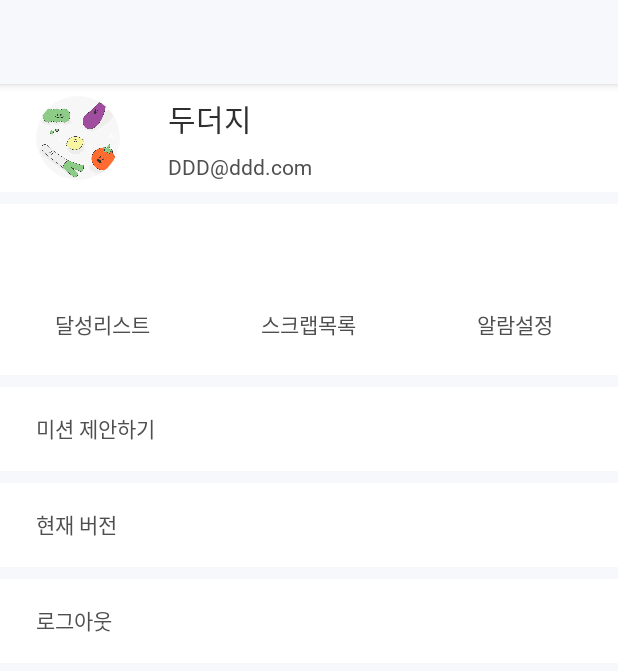
After one commit to desingdeveloperdayday/PickedUpMole_ForEarthForUs, an Android app: the fragment MyPageFragment shown on its own in the app's theme, on a phone screen of 412 x 824 dp. The commit adds this screen. Shown: the top 671 px of the screen. Run offline under Robolectric (Android 15) with nearby library versions, the phone set to English and light mode, and no system bars; our stand-ins replace CircleImageView.

```diff
--- a/android/ForEarthForUs/app/build.gradle
+++ b/android/ForEarthForUs/app/build.gradle
@@ -45,4 +45,7 @@ dependencies {
     // lifecycle
     implementation "androidx.lifecycle:lifecycle-extensions:2.1.0-alpha04"
 
+    // circle imageView
+    implementation 'de.hdodenhof:circleimageview:3.0.0'
+
 }
--- a/android/ForEarthForUs/app/src/main/java/app/woovictory/forearthforus/view/mission/MissionFragment.kt
+++ b/android/ForEarthForUs/app/src/main/java/app/woovictory/forearthforus/view/mission/MissionFragment.kt
@@ -14,8 +14,14 @@ class MissionFragment : Fragment() {
 
 
     companion object {
-        fun newInstance(): MissionFragment {
-            return MissionFragment()
+        private val ARGUMENT = "MissionFragment"
+        private var fragment: MissionFragment? = null
+
+        fun newInstance(): MissionFragment? {
+            if (fragment == null) {
+                fragment = MissionFragment.newInstance()
+            }
+            return fragment
         }
     }
 
--- /dev/null
+++ b/android/ForEarthForUs/app/src/main/java/app/woovictory/forearthforus/view/mypage/MyPageFragment.kt
@@ -0,0 +1,27 @@
+package app.woovictory.forearthforus.view.mypage
+
+import android.os.Bundle
+import android.view.LayoutInflater
+import android.view.View
+import android.view.ViewGroup
+import androidx.fragment.app.Fragment
+import app.woovictory.forearthforus.R
+
+/**
+ * Created by VictoryWoo
+ */
+class MyPageFragment : Fragment() {
+
+    companion object {
+
+    }
+
+    override fun onCreateView(inflater: LayoutInflater, container: ViewGroup?, savedInstanceState: Bundle?): View? {
+        return inflater.inflate(R.layout.fragment_mypage, container, false)
+    }
+
+    override fun onActivityCreated(savedInstanceState: Bundle?) {
+        super.onActivityCreated(savedInstanceState)
+
+    }
+}
--- /dev/null
+++ b/android/ForEarthForUs/app/src/main/res/layout/fragment_mypage.xml
@@ -0,0 +1,218 @@
+<?xml version="1.0" encoding="utf-8"?>
+<androidx.constraintlayout.widget.ConstraintLayout
+        xmlns:android="http://schemas.android.com/apk/res/android" xmlns:app="http://schemas.android.com/apk/res-auto"
+        android:orientation="vertical"
+        android:layout_width="match_parent"
+        android:layout_height="match_parent"
+        android:background="@color/fefu_background">
+
+
+    <com.google.android.material.appbar.AppBarLayout
+            android:id="@+id/mypageAppbar"
+            android:layout_width="match_parent"
+            android:layout_height="wrap_content"
+            app:layout_constraintStart_toStartOf="parent"
+            app:layout_constraintEnd_toEndOf="parent"
+            app:layout_constraintTop_toTopOf="parent">
+
+        <androidx.appcompat.widget.Toolbar
+                android:layout_width="match_parent"
+                android:layout_height="?attr/actionBarSize"
+                android:background="@color/fefu_background"/>
+
+
+    </com.google.android.material.appbar.AppBarLayout>
+
+    <androidx.constraintlayout.widget.ConstraintLayout
+            android:id="@+id/mypageProfileLayout"
+            android:layout_width="match_parent"
+            android:layout_height="72dp"
+            android:background="@color/fefu_white"
+            app:layout_constraintStart_toStartOf="parent"
+            app:layout_constraintEnd_toEndOf="parent"
+            app:layout_constraintTop_toBottomOf="@id/mypageAppbar">
+
+        <de.hdodenhof.circleimageview.CircleImageView
+                android:id="@+id/mypageUserImage"
+                android:layout_width="56dp"
+                android:layout_height="@dimen/margin_56dp"
+                android:layout_marginStart="@dimen/margin_24dp"
+                android:src="@drawable/fufe_illust_jh_04"
+                app:layout_constraintTop_toTopOf="parent"
+                app:layout_constraintBottom_toBottomOf="parent"
+                app:layout_constraintStart_toStartOf="parent"
+        />
+
+        <TextView
+
+                style="@style/SubTitleHeaderStyle"
+                android:layout_width="wrap_content"
+                android:layout_height="wrap_content"
+                android:text="두더지"
+                android:layout_marginStart="@dimen/margin_32dp"
+                android:layout_marginTop="8dp"
+                app:layout_constraintStart_toEndOf="@id/mypageUserImage"
+                app:layout_constraintTop_toTopOf="parent"
+        />
+
+        <TextView
+                style="@style/ContentsBodyStyle"
+                android:layout_width="wrap_content"
+                android:layout_height="wrap_content"
+                android:text="DDD@ddd.com"
+                android:layout_marginBottom="8dp"
+                android:layout_marginStart="@dimen/margin_32dp"
+                app:layout_constraintStart_toEndOf="@id/mypageUserImage"
+                app:layout_constraintBottom_toBottomOf="parent"
+        />
+
+
+    </androidx.constraintlayout.widget.ConstraintLayout>
+
+    <LinearLayout
+            android:id="@+id/mypageCategoryLayout"
+            android:background="@color/fefu_white"
+            app:layout_constraintStart_toStartOf="parent"
+            app:layout_constraintEnd_toEndOf="parent"
+            app:layout_constraintTop_toBottomOf="@id/mypageProfileLayout"
+            android:layout_marginTop="@dimen/margin_8dp"
+            android:layout_width="match_parent"
+            android:layout_height="114dp"
+            android:orientation="horizontal">
+
+
+        <RelativeLayout
+                android:layout_width="0dp"
+                android:layout_weight="1"
+                android:layout_height="match_parent">
+
+            <de.hdodenhof.circleimageview.CircleImageView
+                    android:id="@+id/mypageAchieveList"
+                    android:layout_width="38dp"
+                    android:layout_height="38dp"
+                    android:layout_centerHorizontal="true"
+                    android:layout_marginTop="@dimen/margin_24dp"/>
+
+            <TextView
+                    style="@style/ContentsBodyCenterStyle"
+                    android:layout_width="wrap_content"
+                    android:layout_height="wrap_content"
+                    android:text="@string/text_my_page_achieve_list"
+                    android:layout_centerHorizontal="true"
+                    android:layout_below="@id/mypageAchieveList"
+                    android:layout_marginTop="@dimen/margin_8dp"
+            />
+
+        </RelativeLayout>
+        <RelativeLayout
+                android:layout_width="0dp"
+                android:layout_weight="1"
+                android:layout_height="match_parent">
+
+            <de.hdodenhof.circleimageview.CircleImageView
+                    android:id="@+id/mypageScrapList"
+                    android:layout_width="38dp"
+                    android:layout_height="38dp"
+                    android:layout_centerHorizontal="true"
+                    android:layout_marginTop="@dimen/margin_24dp"/>
+
+            <TextView
+                    style="@style/ContentsBodyCenterStyle"
+                    android:layout_width="wrap_content"
+                    android:layout_height="wrap_content"
+                    android:text="@string/text_my_page_scrap_list"
+                    android:layout_centerHorizontal="true"
+                    android:layout_below="@id/mypageScrapList"
+                    android:layout_marginTop="@dimen/margin_8dp"
+            />
+
+        </RelativeLayout>
+        <RelativeLayout
+                android:layout_width="0dp"
+                android:layout_weight="1"
+                android:layout_height="match_parent">
+
+            <de.hdodenhof.circleimageview.CircleImageView
+                    android:id="@+id/mypageAlarm"
+                    android:layout_width="38dp"
+                    android:layout_height="38dp"
+                    android:layout_centerHorizontal="true"
+                    android:layout_marginTop="@dimen/margin_24dp"/>
+
+            <TextView
+                    style="@style/ContentsBodyCenterStyle"
+                    android:layout_width="wrap_content"
+                    android:layout_height="wrap_content"
+                    android:text="@string/text_my_page_alarm"
+                    android:layout_centerHorizontal="true"
+                    android:layout_below="@id/mypageAlarm"
+                    android:layout_marginTop="@dimen/margin_8dp"/>
+
+        </RelativeLayout>
+
+    </LinearLayout>
+
+    <RelativeLayout
+            android:id="@+id/myPageMissionSuggest"
+            android:layout_width="match_parent"
+            android:layout_height="56dp"
+            android:background="@color/fefu_white"
+            android:layout_marginTop="@dimen/margin_8dp"
+            app:layout_constraintStart_toStartOf="parent"
+            app:layout_constraintEnd_toEndOf="parent"
+            app:layout_constraintTop_toBottomOf="@id/mypageCategoryLayout">
+
+        <TextView
+                style="@style/ContentsBodyStyle"
+                android:layout_width="wrap_content"
+                android:layout_height="wrap_content"
+                android:text="@string/text_my_page_mission_suggest"
+                android:layout_centerVertical="true"
+                android:layout_marginStart="@dimen/margin_24dp"
+        />
+
+    </RelativeLayout>
+
+    <RelativeLayout
+            android:id="@+id/myPageCurrentVersion"
+            android:layout_width="match_parent"
+            android:layout_height="56dp"
+            android:background="@color/fefu_white"
+            android:layout_marginTop="@dimen/margin_8dp"
+            app:layout_constraintStart_toStartOf="parent"
+            app:layout_constraintEnd_toEndOf="parent"
+            app:layout_constraintTop_toBottomOf="@id/myPageMissionSuggest">
+
+        <TextView
+                style="@style/ContentsBodyStyle"
+                android:layout_width="wrap_content"
+                android:layout_height="wrap_content"
+                android:text="@string/text_my_page_current_version"
+                android:layout_centerVertical="true"
+                android:layout_marginStart="@dimen/margin_24dp"
+        />
+
+    </RelativeLayout>
+
+    <RelativeLayout
+            android:id="@+id/myPageLogOut"
+            android:layout_width="match_parent"
+            android:layout_height="56dp"
+            android:background="@color/fefu_white"
+            android:layout_marginTop="@dimen/margin_8dp"
+            app:layout_constraintStart_toStartOf="parent"
+            app:layout_constraintEnd_toEndOf="parent"
+            app:layout_constraintTop_toBottomOf="@id/myPageCurrentVersion">
+
+        <TextView
+                style="@style/ContentsBodyStyle"
+                android:layout_width="wrap_content"
+                android:layout_height="wrap_content"
+                android:text="@string/text_my_page_log_out"
+                android:layout_centerVertical="true"
+                android:layout_marginStart="@dimen/margin_24dp"
+        />
+
+    </RelativeLayout>
+
+</androidx.constraintlayout.widget.ConstraintLayout>
--- a/android/ForEarthForUs/app/src/main/res/values/strings.xml
+++ b/android/ForEarthForUs/app/src/main/res/values/strings.xml
@@ -40,5 +40,13 @@
     <string name="text_mission_detail_complete">미션 완료하기</string>
     <string name="text_mission_detail_mock_data">- 농산물 직거래 장터에서 농산물을 직접 구입\n- 지역에서 생산된 농산물을 구입</string>
 
+    <!--My page-->
+    <string name="text_my_page_achieve_list">달성리스트</string>
+    <string name="text_my_page_scrap_list">스크랩목록</string>
+    <string name="text_my_page_alarm">알람설정</string>
+    <string name="text_my_page_mission_suggest">미션 제안하기</string>
+    <string name="text_my_page_current_version">현재 버전</string>
+    <string name="text_my_page_log_out">로그아웃</string>
+
 
 </resources>
--- a/android/ForEarthForUs/app/src/main/res/values/styles.xml
+++ b/android/ForEarthForUs/app/src/main/res/values/styles.xml
@@ -49,6 +49,8 @@
     <style name="SubTitleHeaderStyle">
         <item name="android:textSize">@dimen/size_text_20dp</item>
         <item name="android:textColor">@color/fefu_black</item>
+        <item name="android:fontFamily">@font/notosanscjkkr_bold</item>
+        <item name="android:includeFontPadding">false</item>
     </style>
 
     <style name="ButtonBlackCenterStyle">
@@ -89,6 +91,8 @@
         <item name="android:textSize">@dimen/size_text_14dp</item>
         <item name="android:lineSpacingExtra">8sp</item>
         <item name="android:textColor">@color/fefu_body</item>
+        <item name="android:fontFamily">@font/notosanscjkkr_regular</item>
+        <item name="android:includeFontPadding">false</item>
     </style>
 
     <style name="ContentsBodyCenterStyle">
@@ -96,6 +100,7 @@
         <item name="android:textSize">@dimen/size_text_14dp</item>
         <item name="android:textColor">@color/fefu_body</item>
         <item name="android:fontFamily">@font/notosanscjkkr_regular</item>
+        <item name="android:includeFontPadding">false</item>
     </style>
 
     <style name="ContentsBodyWhiteStyle">
```
